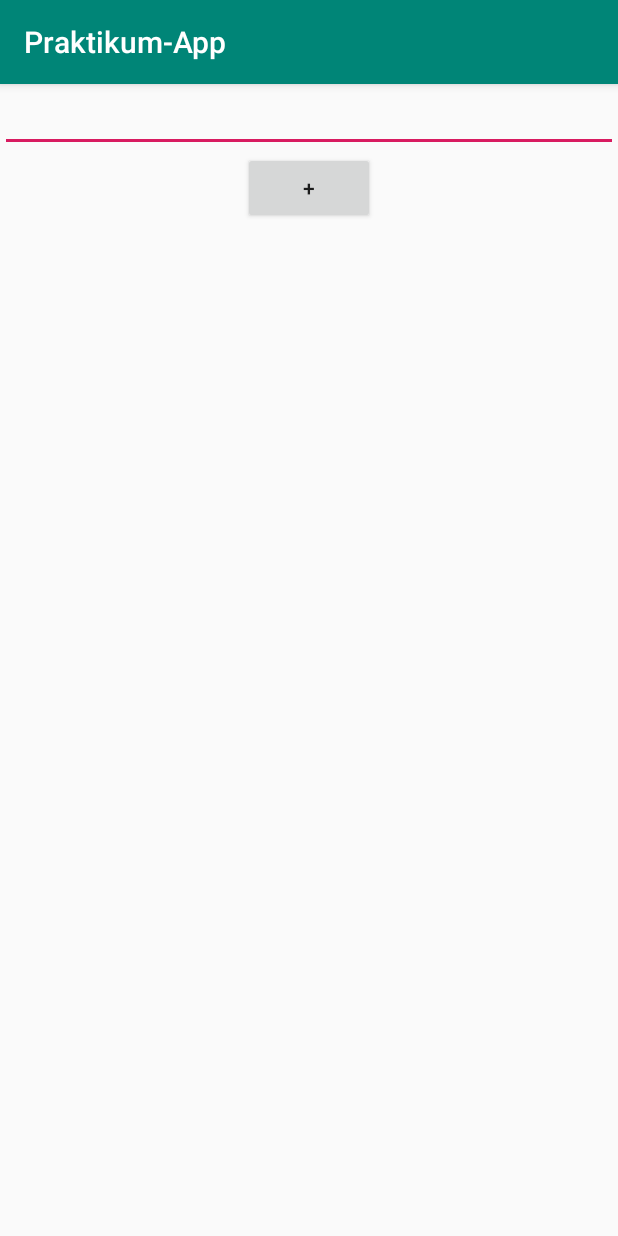
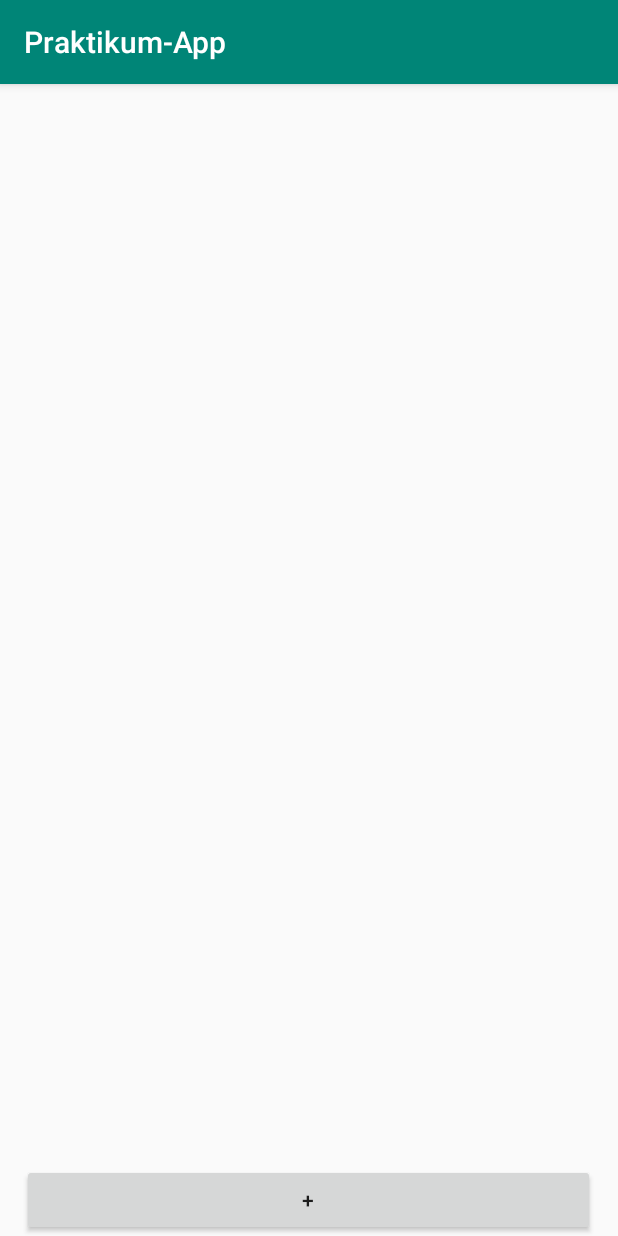
Before and after one commit to LennartPaciner/app-praktikum, an Android app: the EinkaufsListe screen opened directly, with no data from a screen before it, on a phone screen of 412 x 824 dp. Run offline under Robolectric (Android 15) with nearby library versions, the phone set to English and light mode, and no system bars.

Commit message:
add ScrollView to Einkaufsliste

```diff
--- a/praktikum/app/src/main/java/com/example/praktikum/EinkaufsListe.java
+++ b/praktikum/app/src/main/java/com/example/praktikum/EinkaufsListe.java
@@ -30,8 +30,6 @@ public class EinkaufsListe extends AppCompatActivity {
         //FragmentTransaction transaction = getFragmentManager().beginTransaction();
         //transaction.replace(R.id.container, fragment, "MainFragment");
 
-
-        addItem = findViewById(R.id.eddittext_item);
         add = findViewById(R.id.button_add);
 
         add.setOnClickListener(new View.OnClickListener() {
--- a/praktikum/app/src/main/res/layout/activity_einkaufs_liste.xml
+++ b/praktikum/app/src/main/res/layout/activity_einkaufs_liste.xml
@@ -6,22 +6,48 @@
     android:layout_height="match_parent"
     tools:context=".EinkaufsListe">
 
+    <ScrollView
+        android:id="@+id/SView"
+        android:layout_width="match_parent"
+        android:layout_height="match_parent"
+        android:layout_marginBottom="70dp">
+
+        <TableLayout
+            android:layout_width="match_parent"
+            android:layout_height="wrap_content">
+
+            <TableRow
+                android:layout_width="match_parent"
+                android:layout_height="match_parent" />
+
+            <TableRow
+                android:layout_width="match_parent"
+                android:layout_height="match_parent" />
+
+            <TableRow
+                android:layout_width="match_parent"
+                android:layout_height="match_parent" />
+
+            <TableRow
+                android:layout_width="match_parent"
+                android:layout_height="match_parent" />
+        </TableLayout>
+    </ScrollView>
+
     <FrameLayout
         android:id="@+id/container"
+        android:layout_width="wrap_content"
+        android:layout_height="wrap_content" >
 
-        android:layout_width="wrap_content"
-        android:layout_height="wrap_content"/>
+    </FrameLayout>
 
-    <EditText
-        android:id="@+id/eddittext_item"
-        android:layout_width="match_parent"
-        android:layout_height="wrap_content" />
     <Button
         android:id="@+id/button_add"
-        android:text="+"
-        android:layout_width="wrap_content"
+        android:layout_width="match_parent"
         android:layout_height="wrap_content"
-        android:layout_below="@+id/eddittext_item"
-        android:layout_centerHorizontal="true"/>
+        android:layout_alignParentBottom="true"
+        android:layout_centerHorizontal="true"
+        android:layout_marginLeft="30dp"
+        android:text="+" />
 
 </RelativeLayout>
```
Also changed, not shown: praktikum/app/src/main/res/mipmap-hdpi/checklist_blau_1.png (added), praktikum/app/src/main/res/mipmap-hdpi/chef_gelb_1.png (added), praktikum/app/src/main/res/mipmap-hdpi/counter_rot_1.png (added), praktikum/app/src/main/res/mipmap-hdpi/recipe_book_gruen_1.png (added).
